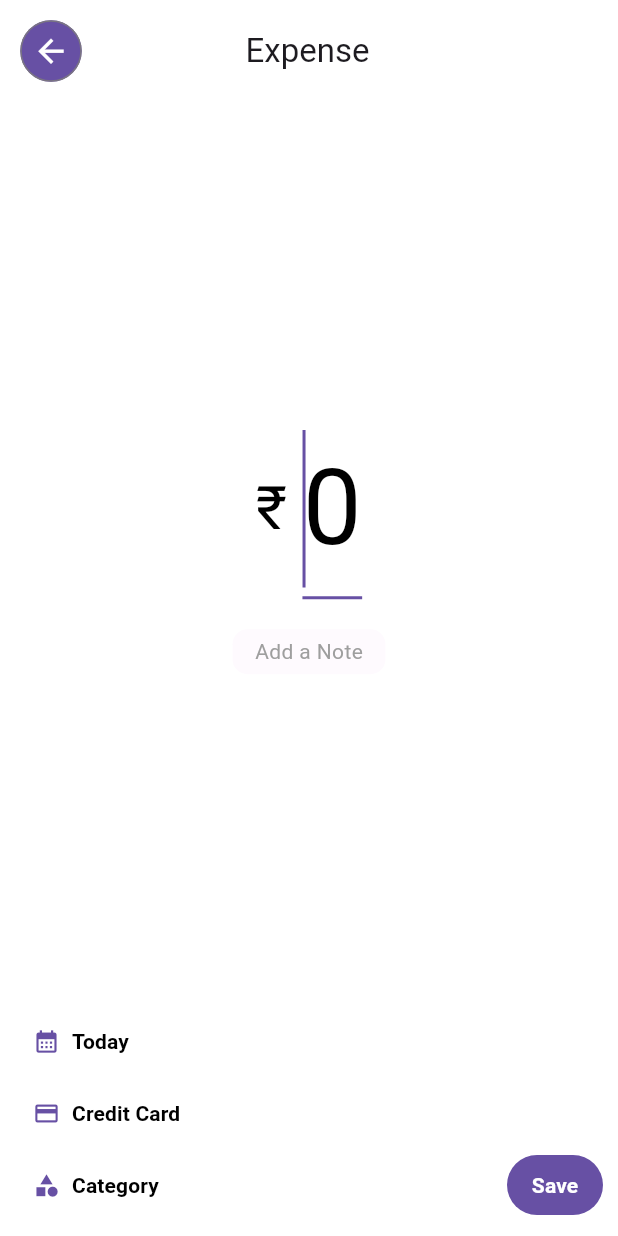
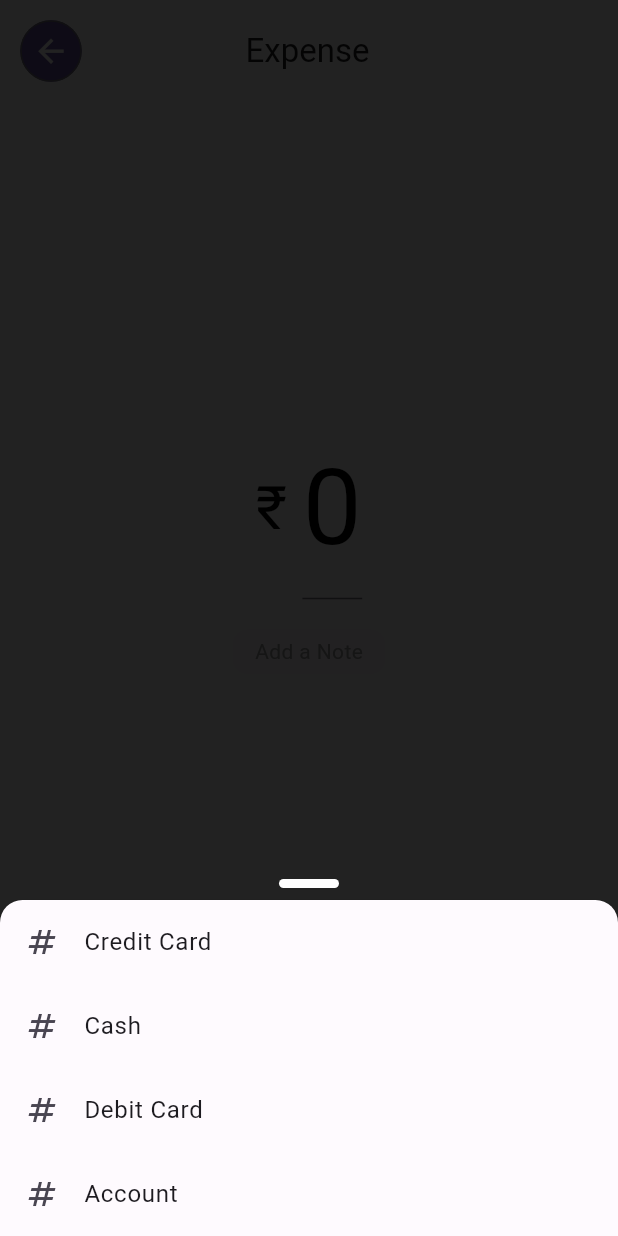
Before and after one commit to Tak1za/expenser, a Flutter app: the ModifyExpense screen opened directly, after a tap on "Credit Card", on a phone screen of 412 x 824 dp. Run offline on Flutter 3.47's test engine with Material 3 defaults, Android fonts, the phone set to English and light mode, and no system bars; our stand-ins replace grouped_list, modal_bottom_sheet.

Commit message:
added mode of payment

```diff
--- a/lib/models/expense.dart
+++ b/lib/models/expense.dart
@@ -2,6 +2,7 @@ class Expense {
   String id;
   DateTime timestamp;
   String category;
+  String modeOfPayment;
   String description;
   double amount;
 
@@ -9,6 +10,7 @@ class Expense {
     required this.id,
     required this.timestamp,
     required this.category,
+    required this.modeOfPayment,
     required this.description,
     required this.amount,
   });
--- a/lib/pages/home_page.dart
+++ b/lib/pages/home_page.dart
@@ -25,6 +25,7 @@ class _HomePageState extends State<HomePage> {
       id: uuid.v4(),
       timestamp: HomePage.currentDate.subtract(const Duration(days: 4)),
       category: "Pets",
+      modeOfPayment: "Credit Card",
       description: "Treats",
       amount: 520,
     ),
@@ -32,6 +33,7 @@ class _HomePageState extends State<HomePage> {
       id: uuid.v4(),
       timestamp: HomePage.currentDate.subtract(const Duration(days: 3)),
       category: "Snacks",
+      modeOfPayment: "Credit Card",
       description: "",
       amount: 340,
     ),
@@ -39,6 +41,7 @@ class _HomePageState extends State<HomePage> {
       id: uuid.v4(),
       timestamp: HomePage.currentDate.subtract(const Duration(days: 3)),
       category: "Coffee",
+      modeOfPayment: "Credit Card",
       description: "Starbucks",
       amount: 350,
     ),
@@ -46,6 +49,7 @@ class _HomePageState extends State<HomePage> {
       id: uuid.v4(),
       timestamp: HomePage.currentDate.subtract(const Duration(days: 2)),
       category: "Gifts",
+      modeOfPayment: "Credit Card",
       description: "Sanyam's Birthday",
       amount: 1250,
     ),
@@ -53,6 +57,7 @@ class _HomePageState extends State<HomePage> {
       id: uuid.v4(),
       timestamp: HomePage.currentDate.subtract(const Duration(days: 1)),
       category: "Coffee",
+      modeOfPayment: "Cash",
       description: "Starbucks",
       amount: 350,
     ),
@@ -60,6 +65,7 @@ class _HomePageState extends State<HomePage> {
       id: uuid.v4(),
       timestamp: HomePage.currentDate,
       category: "Dinner",
+      modeOfPayment: "Credit Card",
       description: "Call me Chow",
       amount: 270,
     ),
--- a/lib/pages/modify_expense.dart
+++ b/lib/pages/modify_expense.dart
@@ -3,6 +3,7 @@ import 'package:expenser/utils/date_helper.dart';
 import 'package:flutter/material.dart';
 import 'package:flutter/services.dart';
 import 'package:intl/intl.dart';
+import 'package:modal_bottom_sheet/modal_bottom_sheet.dart';
 import 'package:uuid/uuid.dart';
 
 class ModifyExpense extends StatefulWidget {
@@ -36,6 +37,8 @@ class _ModifyExpenseState extends State<ModifyExpense> {
   var _selectedDate =
       DateTime(_selectedTime.year, _selectedTime.month, _selectedTime.day);
 
+  var _selectedModeOfPayment = 'Credit Card';
+
   @override
   void initState() {
     super.initState();
@@ -46,6 +49,7 @@ class _ModifyExpenseState extends State<ModifyExpense> {
         decimalDigits: 0,
       ).format(widget.expenseToEdit!.amount);
       _noteController.text = widget.expenseToEdit!.description.toString();
+      _selectedModeOfPayment = widget.expenseToEdit!.modeOfPayment;
       _selectedDate = widget.expenseToEdit!.timestamp;
     }
   }
@@ -231,12 +235,61 @@ class _ModifyExpenseState extends State<ModifyExpense> {
                           ),
                         ),
                         TextButton.icon(
-                          onPressed: () {},
+                          onPressed: () => showBarModalBottomSheet(
+                            backgroundColor:
+                                Theme.of(context).colorScheme.background,
+                            context: context,
+                            builder: (context) => Column(
+                              mainAxisSize: MainAxisSize.min,
+                              children: [
+                                ListTile(
+                                  title: const Text('Credit Card'),
+                                  leading: const Icon(Icons.numbers),
+                                  onTap: () {
+                                    Navigator.of(context).pop();
+                                    setState(() {
+                                      _selectedModeOfPayment = 'Credit Card';
+                                    });
+                                  },
+                                ),
+                                ListTile(
+                                  title: const Text('Cash'),
+                                  leading: const Icon(Icons.numbers),
+                                  onTap: () {
+                                    Navigator.of(context).pop();
+                                    setState(() {
+                                      _selectedModeOfPayment = 'Cash';
+                                    });
+                                  },
+                                ),
+                                ListTile(
+                                  title: const Text('Debit Card'),
+                                  leading: const Icon(Icons.numbers),
+                                  onTap: () {
+                                    Navigator.of(context).pop();
+                                    setState(() {
+                                      _selectedModeOfPayment = 'Debit Card';
+                                    });
+                                  },
+                                ),
+                                ListTile(
+                                  title: const Text('Account'),
+                                  leading: const Icon(Icons.numbers),
+                                  onTap: () {
+                                    Navigator.of(context).pop();
+                                    setState(() {
+                                      _selectedModeOfPayment = 'Account';
+                                    });
+                                  },
+                                ),
+                              ],
+                            ),
+                          ),
                           icon: const Icon(
-                            Icons.credit_card,
+                            Icons.attach_money,
                           ),
                           label: Text(
-                            'Credit Card',
+                            _selectedModeOfPayment,
                             style: Theme.of(context).textTheme.labelLarge,
                           ),
                         ),
@@ -261,6 +314,7 @@ class _ModifyExpenseState extends State<ModifyExpense> {
                               category: "Test",
                               amount: double.parse(
                                   _amountController.text.replaceAll(',', '')),
+                              modeOfPayment: _selectedModeOfPayment,
                               description: _noteController.text,
                               timestamp: _selectedDate,
                             ),
@@ -275,6 +329,7 @@ class _ModifyExpenseState extends State<ModifyExpense> {
                               category: "Test",
                               amount: double.parse(
                                   _amountController.text.replaceAll(',', '')),
+                              modeOfPayment: _selectedModeOfPayment,
                               description: _noteController.text,
                               timestamp: _selectedDate,
                             ),
```
